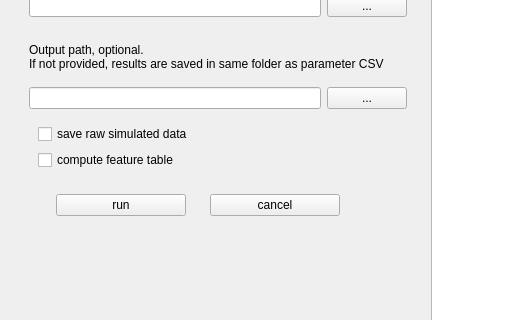
First picture: the form in ampullary_ui/ui/populationsimulator.ui, repository bendalab/ampullarymodel, before the edit; both pictures show x 0 to 520 and y 320 to 640 of the 837 by 799 pixel window.
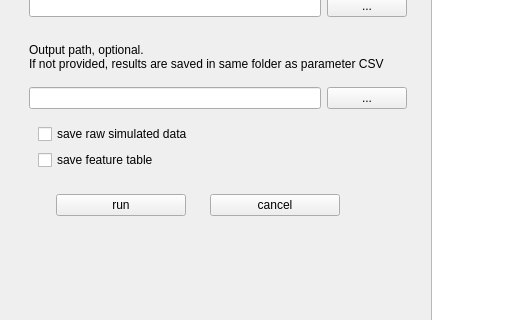
Second picture: the form after the edit.

Commit message: [pop sim] rename, remove, some changes to the controller

The edit to the form file:
```diff
--- a/ampullary_ui/ui/populationsimulator.ui
+++ b/ampullary_ui/ui/populationsimulator.ui
@@ -182,7 +182,7 @@
             <item>
              <widget class="QCheckBox" name="compute_features_checkbox">
               <property name="text">
-               <string>compute feature table</string>
+               <string>save feature table</string>
               </property>
              </widget>
             </item>
```
Left out of the diff: 2 changed lines with no effect on the pictures. The commit also changes 1 other file.
